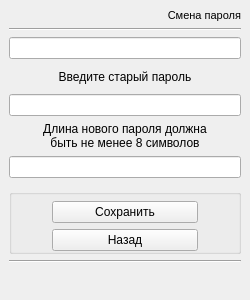
Before: the Qt Designer form login_stack.ui in DvaMishkiLapa/StaffMI_client, drawn with Qt 5.
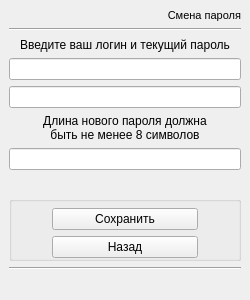
After: the same form once the commit is applied. The open tabs and pages were chosen to show the change. Icons and pictures are not drawn.

Commit message: Added partial functionality for changing login and password

```diff
--- a/login_stack.ui
+++ b/login_stack.ui
@@ -346,89 +346,14 @@
      </widget>
      <widget class="QWidget" name="page_replace_pwd">
       <layout class="QGridLayout" name="gridLayout_6">
-       <item row="0" column="1">
-        <widget class="QLabel" name="name_menu_reppwd">
-         <property name="sizePolicy">
-          <sizepolicy hsizetype="Preferred" vsizetype="Fixed">
-           <horstretch>0</horstretch>
-           <verstretch>0</verstretch>
-          </sizepolicy>
-         </property>
-         <property name="font">
-          <font>
-           <family>MS Shell Dlg 2</family>
-           <pointsize>8</pointsize>
-           <weight>9</weight>
-           <italic>false</italic>
-           <bold>false</bold>
-          </font>
-         </property>
-         <property name="focusPolicy">
-          <enum>Qt::NoFocus</enum>
-         </property>
-         <property name="layoutDirection">
-          <enum>Qt::LeftToRight</enum>
-         </property>
-         <property name="autoFillBackground">
-          <bool>false</bool>
-         </property>
-         <property name="styleSheet">
-          <string notr="true">font: 75 8pt &quot;MS Shell Dlg 2&quot;;</string>
-         </property>
-         <property name="text">
-          <string>Смена пароля</string>
-         </property>
-         <property name="textFormat">
-          <enum>Qt::AutoText</enum>
-         </property>
-         <property name="alignment">
-          <set>Qt::AlignRight|Qt::AlignTrailing|Qt::AlignVCenter</set>
-         </property>
-        </widget>
-       </item>
-       <item row="1" column="0" colspan="2">
-        <widget class="Line" name="line_4">
-         <property name="orientation">
-          <enum>Qt::Horizontal</enum>
-         </property>
-        </widget>
-       </item>
-       <item row="2" column="0" colspan="2">
-        <widget class="QLineEdit" name="input_login_reppwd">
-         <property name="sizePolicy">
-          <sizepolicy hsizetype="Expanding" vsizetype="Fixed">
-           <horstretch>0</horstretch>
-           <verstretch>0</verstretch>
-          </sizepolicy>
-         </property>
-         <property name="toolTip">
-          <string>&lt;html&gt;&lt;head/&gt;&lt;body&gt;&lt;p&gt;&lt;br/&gt;&lt;/p&gt;&lt;/body&gt;&lt;/html&gt;</string>
-         </property>
-         <property name="styleSheet">
-          <string notr="true"/>
-         </property>
+       <item row="11" column="0" colspan="2">
+        <widget class="QLabel" name="label_log_reppwd">
          <property name="text">
           <string/>
          </property>
-         <property name="maxLength">
-          <number>100</number>
-         </property>
-         <property name="alignment">
-          <set>Qt::AlignCenter</set>
-         </property>
         </widget>
        </item>
-       <item row="3" column="0" colspan="2">
-        <widget class="QLabel" name="message_oldpwd">
-         <property name="text">
-          <string>Введите старый пароль</string>
-         </property>
-         <property name="alignment">
-          <set>Qt::AlignCenter</set>
-         </property>
-        </widget>
-       </item>
-       <item row="4" column="0" colspan="2">
+       <item row="5" column="0" colspan="2">
         <widget class="QLineEdit" name="input_oldpwd">
          <property name="text">
           <string/>
@@ -444,7 +369,58 @@
          </property>
         </widget>
        </item>
-       <item row="5" column="0" colspan="2">
+       <item row="10" column="0" colspan="2">
+        <widget class="Line" name="line_5">
+         <property name="orientation">
+          <enum>Qt::Horizontal</enum>
+         </property>
+        </widget>
+       </item>
+       <item row="3" column="0" colspan="2">
+        <widget class="QLineEdit" name="input_login_reppwd">
+         <property name="sizePolicy">
+          <sizepolicy hsizetype="Expanding" vsizetype="Fixed">
+           <horstretch>0</horstretch>
+           <verstretch>0</verstretch>
+          </sizepolicy>
+         </property>
+         <property name="toolTip">
+          <string>&lt;html&gt;&lt;head/&gt;&lt;body&gt;&lt;p&gt;&lt;br/&gt;&lt;/p&gt;&lt;/body&gt;&lt;/html&gt;</string>
+         </property>
+         <property name="styleSheet">
+          <string notr="true"/>
+         </property>
+         <property name="text">
+          <string/>
+         </property>
+         <property name="maxLength">
+          <number>100</number>
+         </property>
+         <property name="alignment">
+          <set>Qt::AlignCenter</set>
+         </property>
+        </widget>
+       </item>
+       <item row="7" column="0" colspan="2">
+        <widget class="QLineEdit" name="input_newpwd">
+         <property name="styleSheet">
+          <string notr="true"/>
+         </property>
+         <property name="text">
+          <string/>
+         </property>
+         <property name="maxLength">
+          <number>100</number>
+         </property>
+         <property name="echoMode">
+          <enum>QLineEdit::Password</enum>
+         </property>
+         <property name="alignment">
+          <set>Qt::AlignCenter</set>
+         </property>
+        </widget>
+       </item>
+       <item row="6" column="0" colspan="2">
         <widget class="QLabel" name="message_newpwd">
          <property name="sizePolicy">
           <sizepolicy hsizetype="Preferred" vsizetype="Preferred">
@@ -487,42 +463,7 @@
          </property>
         </widget>
        </item>
-       <item row="6" column="0" colspan="2">
-        <widget class="QLineEdit" name="input_newpwd">
-         <property name="styleSheet">
-          <string notr="true"/>
-         </property>
-         <property name="text">
-          <string/>
-         </property>
-         <property name="maxLength">
-          <number>100</number>
-         </property>
-         <property name="echoMode">
-          <enum>QLineEdit::Password</enum>
-         </property>
-         <property name="alignment">
-          <set>Qt::AlignCenter</set>
-         </property>
-        </widget>
-       </item>
-       <item row="7" column="0">
-        <spacer name="verticalSpacer_2">
-         <property name="orientation">
-          <enum>Qt::Vertical</enum>
-         </property>
-         <property name="sizeType">
-          <enum>QSizePolicy::Fixed</enum>
-         </property>
-         <property name="sizeHint" stdset="0">
-          <size>
-           <width>20</width>
-           <height>5</height>
-          </size>
-         </property>
-        </spacer>
-       </item>
-       <item row="8" column="0" colspan="2">
+       <item row="9" column="0" colspan="2">
         <widget class="QGroupBox" name="groupBox_2">
          <property name="enabled">
           <bool>true</bool>
@@ -631,18 +572,75 @@
          </layout>
         </widget>
        </item>
-       <item row="9" column="0" colspan="2">
-        <widget class="Line" name="line_5">
+       <item row="0" column="1">
+        <widget class="QLabel" name="name_menu_reppwd">
+         <property name="sizePolicy">
+          <sizepolicy hsizetype="Preferred" vsizetype="Fixed">
+           <horstretch>0</horstretch>
+           <verstretch>0</verstretch>
+          </sizepolicy>
+         </property>
+         <property name="font">
+          <font>
+           <family>MS Shell Dlg 2</family>
+           <pointsize>8</pointsize>
+           <weight>9</weight>
+           <italic>false</italic>
+           <bold>false</bold>
+          </font>
+         </property>
+         <property name="focusPolicy">
+          <enum>Qt::NoFocus</enum>
+         </property>
+         <property name="layoutDirection">
+          <enum>Qt::LeftToRight</enum>
+         </property>
+         <property name="autoFillBackground">
+          <bool>false</bool>
+         </property>
+         <property name="styleSheet">
+          <string notr="true">font: 75 8pt &quot;MS Shell Dlg 2&quot;;</string>
+         </property>
+         <property name="text">
+          <string>Смена пароля</string>
+         </property>
+         <property name="textFormat">
+          <enum>Qt::AutoText</enum>
+         </property>
+         <property name="alignment">
+          <set>Qt::AlignRight|Qt::AlignTrailing|Qt::AlignVCenter</set>
+         </property>
+        </widget>
+       </item>
+       <item row="1" column="0" colspan="2">
+        <widget class="Line" name="line_4">
          <property name="orientation">
           <enum>Qt::Horizontal</enum>
          </property>
         </widget>
        </item>
-       <item row="10" column="0" colspan="2">
-        <widget class="QLabel" name="label_log_reppwd">
+       <item row="2" column="0" colspan="2">
+        <widget class="QLabel" name="message_oldpwd">
+         <property name="text">
+          <string>Введите ваш логин и текущий пароль</string>
+         </property>
+         <property name="alignment">
+          <set>Qt::AlignCenter</set>
+         </property>
+        </widget>
+       </item>
+       <item row="8" column="0" colspan="2">
+        <widget class="QLabel" name="error_reppwd">
+         <property name="styleSheet">
+          <string notr="true">color: rgb(255, 0, 0);
+font-weight: bold;</string>
+         </property>
          <property name="text">
           <string/>
          </property>
+         <property name="alignment">
+          <set>Qt::AlignCenter</set>
+         </property>
         </widget>
        </item>
       </layout>
```
Left out of the diff: 169 changed lines with no effect on the pictures. The commit also changes 3 other files.
